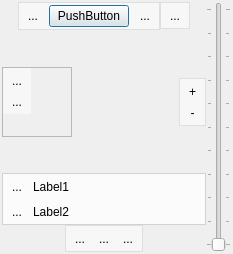
Before: the Qt Designer form client/mapview.ui in shentok/MoNav, drawn with Qt 5.
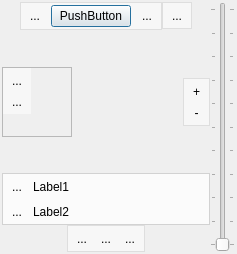
After: the same form once the commit is applied. Icons and pictures are not drawn. Custom widgets are drawn as their Qt base class.

Diff of the .ui file:
```diff
--- a/client/mapview.ui
+++ b/client/mapview.ui
@@ -6,7 +6,7 @@
    <rect>
     <x>0</x>
     <y>0</y>
-    <width>233</width>
+    <width>237</width>
     <height>254</height>
    </rect>
   </property>
```
Left out of the diff: 2 changed lines with no effect on the pictures.
